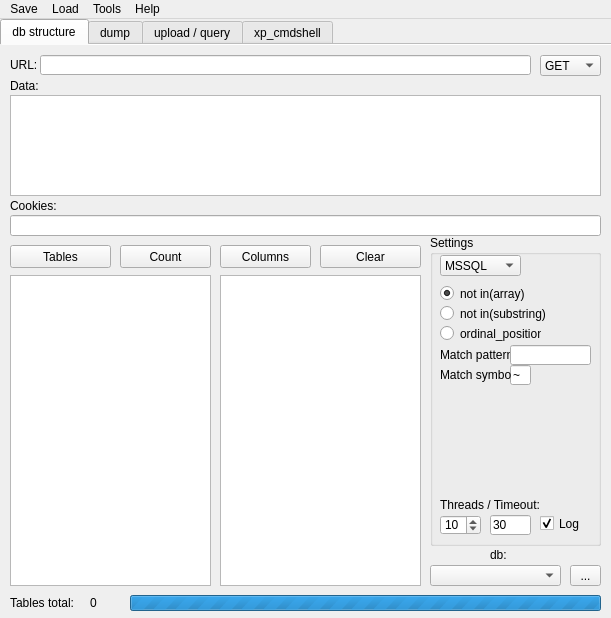
This is form.ui in kaeso/enema as Qt 5 draws it before an edit. The edited form follows.
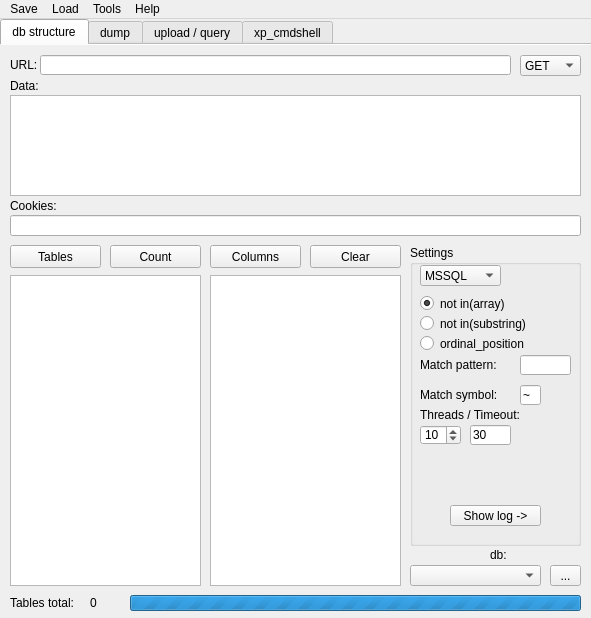
This is the edited form.

Patch:
```diff
--- a/form.ui
+++ b/form.ui
@@ -6,7 +6,7 @@
    <rect>
     <x>0</x>
     <y>0</y>
-    <width>611</width>
+    <width>591</width>
     <height>618</height>
    </rect>
   </property>
@@ -18,13 +18,13 @@
   </property>
   <property name="minimumSize">
    <size>
-    <width>611</width>
+    <width>591</width>
     <height>618</height>
    </size>
   </property>
   <property name="maximumSize">
    <size>
-    <width>611</width>
+    <width>1112</width>
     <height>618</height>
    </size>
   </property>
@@ -49,7 +49,7 @@
      <rect>
       <x>0</x>
       <y>0</y>
-      <width>611</width>
+      <width>591</width>
       <height>601</height>
      </rect>
     </property>
@@ -78,7 +78,7 @@
      <widget class="QComboBox" name="comboBox">
       <property name="geometry">
        <rect>
-        <x>540</x>
+        <x>520</x>
         <y>10</y>
         <width>61</width>
         <height>21</height>
@@ -103,7 +103,7 @@
        <rect>
         <x>10</x>
         <y>200</y>
-        <width>101</width>
+        <width>91</width>
         <height>23</height>
        </rect>
       </property>
@@ -114,7 +114,7 @@
      <widget class="QPushButton" name="countButton">
       <property name="geometry">
        <rect>
-        <x>120</x>
+        <x>110</x>
         <y>200</y>
         <width>91</width>
         <height>23</height>
@@ -127,7 +127,7 @@
      <widget class="QPushButton" name="getColumnsButton">
       <property name="geometry">
        <rect>
-        <x>220</x>
+        <x>210</x>
         <y>200</y>
         <width>91</width>
         <height>23</height>
@@ -140,10 +140,10 @@
      <widget class="QGroupBox" name="groupBox">
       <property name="geometry">
        <rect>
-        <x>430</x>
-        <y>190</y>
+        <x>410</x>
+        <y>200</y>
         <width>171</width>
-        <height>311</height>
+        <height>301</height>
        </rect>
       </property>
       <property name="sizePolicy">
@@ -160,7 +160,7 @@
         <rect>
          <x>10</x>
          <y>90</y>
-         <width>101</width>
+         <width>141</width>
          <height>17</height>
         </rect>
        </property>
@@ -173,7 +173,7 @@
         <rect>
          <x>10</x>
          <y>50</y>
-         <width>91</width>
+         <width>141</width>
          <height>17</height>
         </rect>
        </property>
@@ -189,7 +189,7 @@
         <rect>
          <x>10</x>
          <y>70</y>
-         <width>111</width>
+         <width>141</width>
          <height>17</height>
         </rect>
        </property>
@@ -204,7 +204,7 @@
        <property name="geometry">
         <rect>
          <x>10</x>
-         <y>280</y>
+         <y>180</y>
          <width>41</width>
          <height>20</height>
         </rect>
@@ -223,8 +223,8 @@
        <property name="geometry">
         <rect>
          <x>10</x>
-         <y>260</y>
-         <width>101</width>
+         <y>160</y>
+         <width>131</width>
          <height>20</height>
         </rect>
        </property>
@@ -236,7 +236,7 @@
        <property name="geometry">
         <rect>
          <x>60</x>
-         <y>280</y>
+         <y>180</y>
          <width>41</width>
          <height>20</height>
         </rect>
@@ -271,8 +271,8 @@
       <widget class="QLineEdit" name="lineMS">
        <property name="geometry">
         <rect>
-         <x>80</x>
-         <y>130</y>
+         <x>110</x>
+         <y>140</y>
          <width>21</width>
          <height>20</height>
         </rect>
@@ -285,8 +285,8 @@
        <property name="geometry">
         <rect>
          <x>10</x>
-         <y>130</y>
-         <width>71</width>
+         <y>140</y>
+         <width>91</width>
          <height>20</height>
         </rect>
        </property>
@@ -299,7 +299,7 @@
         <rect>
          <x>10</x>
          <y>110</y>
-         <width>71</width>
+         <width>101</width>
          <height>20</height>
         </rect>
        </property>
@@ -310,9 +310,9 @@
       <widget class="QLineEdit" name="lineMP">
        <property name="geometry">
         <rect>
-         <x>80</x>
+         <x>110</x>
          <y>110</y>
-         <width>81</width>
+         <width>51</width>
          <height>20</height>
         </rect>
        </property>
@@ -320,20 +320,17 @@
         <string/>
        </property>
       </widget>
-      <widget class="QCheckBox" name="logCheckBox">
+      <widget class="QToolButton" name="showLogButton">
        <property name="geometry">
         <rect>
-         <x>110</x>
-         <y>280</y>
-         <width>41</width>
-         <height>17</height>
+         <x>40</x>
+         <y>260</y>
+         <width>91</width>
+         <height>21</height>
         </rect>
        </property>
        <property name="text">
-        <string>Log</string>
-       </property>
-       <property name="checked">
-        <bool>true</bool>
+        <string>Show log -&gt;</string>
        </property>
       </widget>
      </widget>
@@ -342,7 +339,7 @@
        <rect>
         <x>40</x>
         <y>10</y>
-        <width>491</width>
+        <width>471</width>
         <height>20</height>
        </rect>
       </property>
@@ -397,7 +394,7 @@
        <rect>
         <x>130</x>
         <y>550</y>
-        <width>471</width>
+        <width>451</width>
         <height>16</height>
        </rect>
       </property>
@@ -435,9 +432,9 @@
      <widget class="QPushButton" name="cleanThreeButton">
       <property name="geometry">
        <rect>
-        <x>320</x>
+        <x>310</x>
         <y>200</y>
-        <width>101</width>
+        <width>91</width>
         <height>23</height>
        </rect>
       </property>
@@ -450,7 +447,7 @@
        <rect>
         <x>10</x>
         <y>230</y>
-        <width>201</width>
+        <width>191</width>
         <height>311</height>
        </rect>
       </property>
@@ -467,9 +464,9 @@
      <widget class="QTreeWidget" name="treeOfTables">
       <property name="geometry">
        <rect>
-        <x>220</x>
+        <x>210</x>
         <y>230</y>
-        <width>201</width>
+        <width>191</width>
         <height>311</height>
        </rect>
       </property>
@@ -530,7 +527,7 @@
      <widget class="QComboBox" name="dbListComboBox">
       <property name="geometry">
        <rect>
-        <x>430</x>
+        <x>410</x>
         <y>520</y>
         <width>131</width>
         <height>21</height>
@@ -542,7 +539,7 @@
        <rect>
         <x>490</x>
         <y>500</y>
-        <width>21</width>
+        <width>41</width>
         <height>20</height>
        </rect>
       </property>
@@ -553,7 +550,7 @@
      <widget class="QToolButton" name="getBasesButton">
       <property name="geometry">
        <rect>
-        <x>570</x>
+        <x>550</x>
         <y>520</y>
         <width>31</width>
         <height>21</height>
@@ -568,7 +565,7 @@
        <rect>
         <x>10</x>
         <y>50</y>
-        <width>591</width>
+        <width>571</width>
         <height>101</height>
        </rect>
       </property>
@@ -604,7 +601,7 @@
        <rect>
         <x>10</x>
         <y>170</y>
-        <width>591</width>
+        <width>571</width>
         <height>21</height>
        </rect>
       </property>
@@ -1434,7 +1431,7 @@
     <rect>
      <x>0</x>
      <y>0</y>
-     <width>611</width>
+     <width>591</width>
      <height>21</height>
     </rect>
    </property>
```
Left out of the diff: 110 changed lines with no effect on the pictures.
